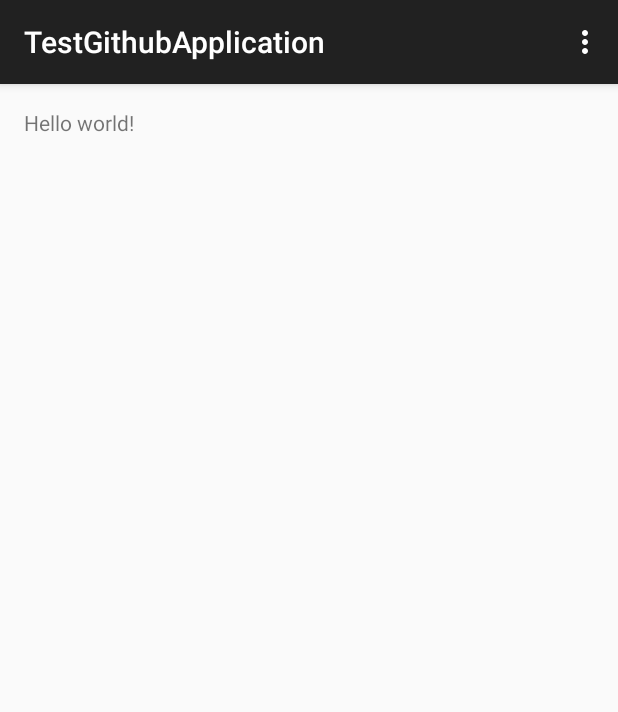
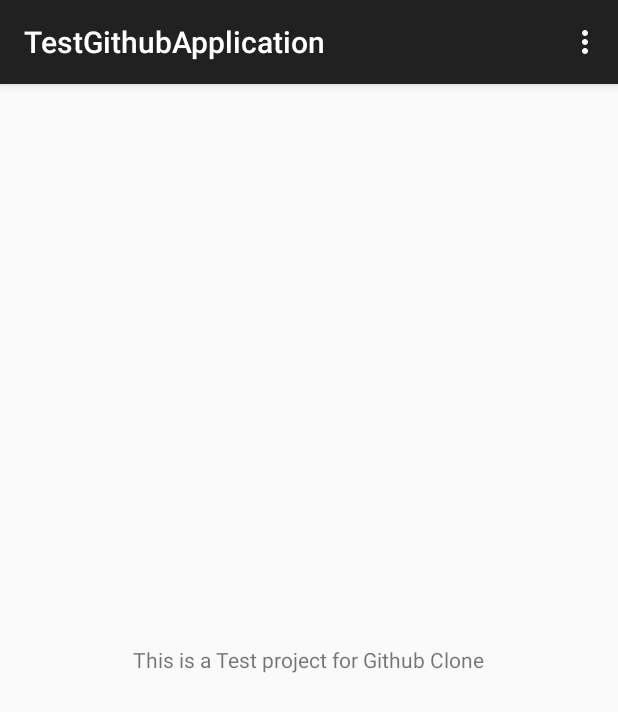
Before and after one commit to NaliniVinayagam/TestGithubProject, an Android app: the screen it shows after launch (MainActivity), on a phone screen of 412 x 824 dp. Shown: the top 712 px of the screen. Run offline under Robolectric (Android 15) with nearby library versions, the phone set to English and light mode, and no system bars.

Commit message:
Added a textview to show project description in project clone.

```diff
--- a/app/src/main/res/layout/activity_main.xml
+++ b/app/src/main/res/layout/activity_main.xml
@@ -6,6 +6,13 @@
     android:paddingBottom="@dimen/activity_vertical_margin" tools:context=".MainActivity">
 
     <TextView android:text="@string/hello_world" android:layout_width="wrap_content"
-        android:layout_height="wrap_content" />
+        android:layout_height="wrap_content"
+        android:visibility="gone"/>
+
+    <TextView
+        android:layout_width="wrap_content"
+        android:layout_height="wrap_content"
+        android:layout_centerInParent="true"
+        android:text="This is a Test project for Github Clone"/>
 
 </RelativeLayout>
```
Also changed, not shown: 2 other files.
